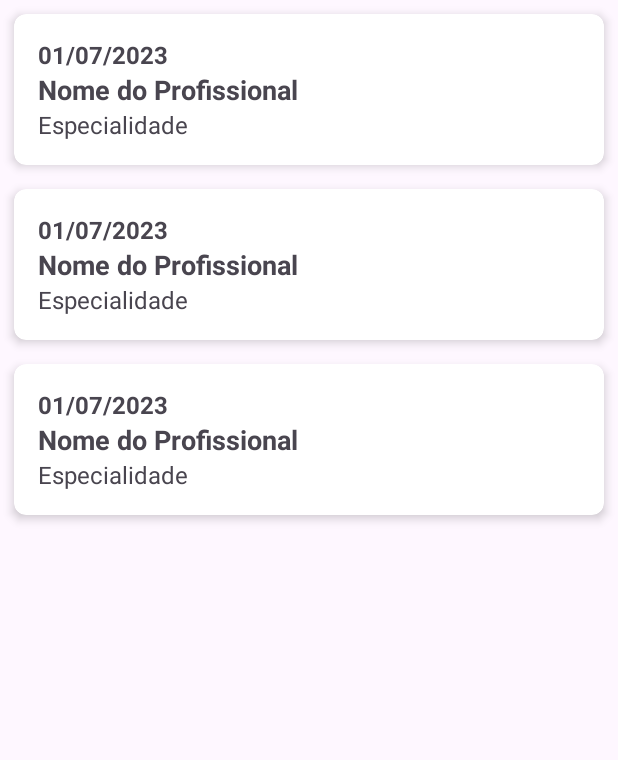
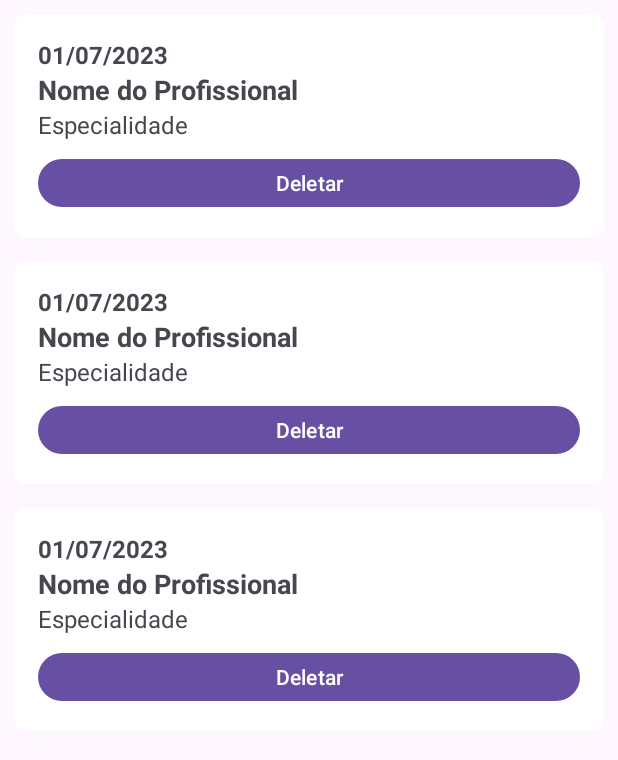
Before and after one commit to lvizfernando/AA1_Mobile, an Android app: the layout activity_consultas.xml on its own in the app's theme, with its tools: preview values and no code run, on a phone screen of 412 x 824 dp, the part 105-865 px from its top. Run offline under Robolectric (Android 15) with nearby library versions, the phone set to English and light mode, and no system bars; Roboto replaces fonts that are not available here.

Commit message:
Adicionada opção de remover consulta

```diff
--- a/app/src/main/java/ufscar/mobile/aa1_mobile/Agendamento.java
+++ b/app/src/main/java/ufscar/mobile/aa1_mobile/Agendamento.java
@@ -109,7 +109,7 @@ public class Agendamento extends AppCompatActivity {
 
                 },  throwable -> {
 
-                });;
+                });
 
         Log.d("Room error", "none happened");
 
--- a/app/src/main/java/ufscar/mobile/aa1_mobile/Consultas.java
+++ b/app/src/main/java/ufscar/mobile/aa1_mobile/Consultas.java
@@ -28,10 +28,14 @@ public class Consultas extends AppCompatActivity {
     boolean loading = true;
     private RecyclerView recyclerView;
     private List<Consulta> consultaList = new ArrayList<>();
+    private ConsultaDao consultaDao;
+
     protected void onCreate(Bundle savedInstanceState) {
         super.onCreate(savedInstanceState);
         setContentView(R.layout.activity_consultas);
         recyclerView = findViewById(R.id.recyclerConsultas);
+
+        consultaDao = ConsultaDatabase.getInstance(this).consultaDao();
 
         populateConsultas();
 
@@ -50,7 +54,6 @@ public class Consultas extends AppCompatActivity {
     }
 
     private void populateConsultas(){
-        ConsultaDao consultaDao = ConsultaDatabase.getInstance(this).consultaDao();
         consultaDao.getAll().subscribeOn(Schedulers.io())
                 .observeOn(AndroidSchedulers.mainThread()).subscribe(consultas -> {
                     for (Consulta consulta : consultas) {
--- a/app/src/main/java/ufscar/mobile/aa1_mobile/persistence/ConsultaDao.java
+++ b/app/src/main/java/ufscar/mobile/aa1_mobile/persistence/ConsultaDao.java
@@ -9,6 +9,7 @@ import java.util.List;
 
 import io.reactivex.Completable;
 import io.reactivex.Flowable;
+import io.reactivex.Single;
 
 @Dao
 public interface ConsultaDao {
@@ -24,6 +25,9 @@ public interface ConsultaDao {
     @Insert
     Completable insertConsulta(Consulta consulta);
 
+    @Query("DELETE FROM consulta WHERE id = :id")
+    Completable deleteById(int id);
+
     @Delete
-    void delete(Consulta consulta);
+    Completable delete(Consulta... consulta);
 }
--- a/app/src/main/res/layout/activity_consultas.xml
+++ b/app/src/main/res/layout/activity_consultas.xml
@@ -41,7 +41,9 @@
         app:layout_constraintEnd_toEndOf="parent"
         app:layout_constraintStart_toStartOf="parent"
         app:layout_constraintTop_toBottomOf="@+id/headerBackground"
-        tools:listitem="@layout/item_consultas"/>
+        tools:listitem="@layout/item_consultas">
+
+    </androidx.recyclerview.widget.RecyclerView>
 
 
 </androidx.constraintlayout.widget.ConstraintLayout>
--- a/app/src/main/res/layout/item_consultas.xml
+++ b/app/src/main/res/layout/item_consultas.xml
@@ -39,6 +39,13 @@
             android:textSize="16sp"
             tools:text="Especialidade" />
 
+        <Button
+            android:id="@+id/deleteButton"
+            android:layout_width="match_parent"
+            android:layout_height="wrap_content"
+            android:insetTop="12dp"
+            android:text="@string/deleteButton" />
+
     </LinearLayout>
 
 </androidx.cardview.widget.CardView>
--- a/app/src/main/res/values/strings.xml
+++ b/app/src/main/res/values/strings.xml
@@ -13,6 +13,8 @@
     <string name="timeText">Horário</string>
     <string name="ImgProfissional">Imagem do profissional</string>
     <string name="textView">Profissionais disponíveis</string>
+    <string name="deleteButton">Deletar</string>
+    <string name="deleteAllButton">Deletar Tudo</string>
 
     <string name="titleAgendamnento">Agendamento</string>
     <string name="dataTitle">Data</string>
```
Also changed, not shown: app/src/main/java/ufscar/mobile/aa1_mobile/ConsultaAdapter.java (+25 -0 lines).
